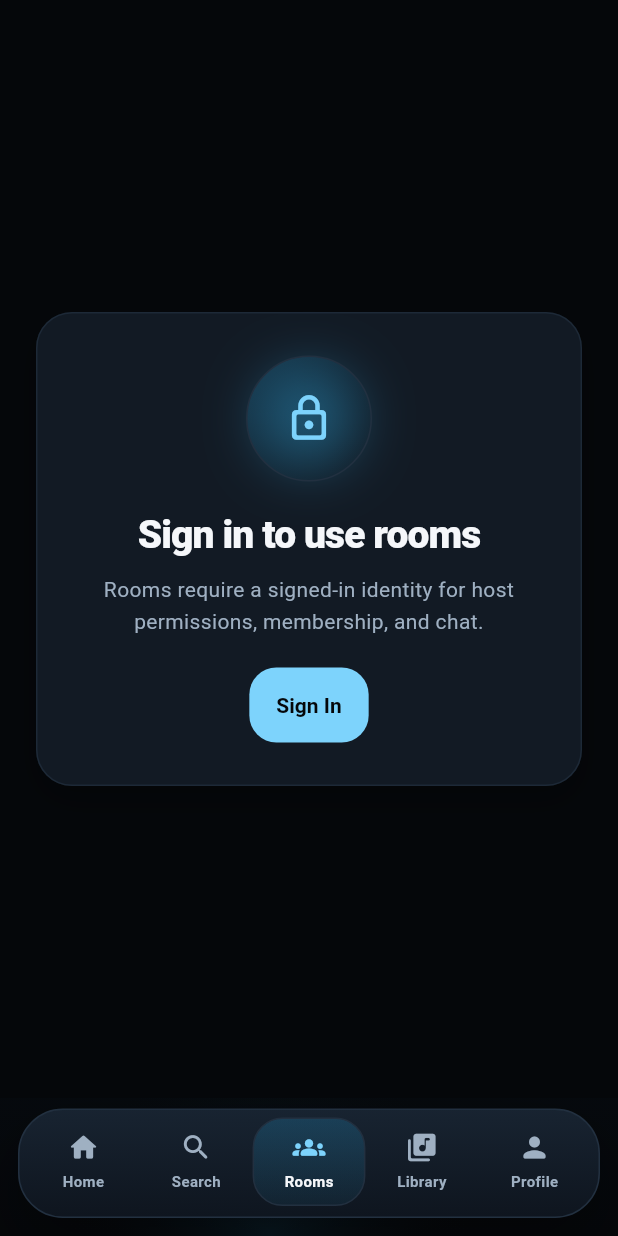
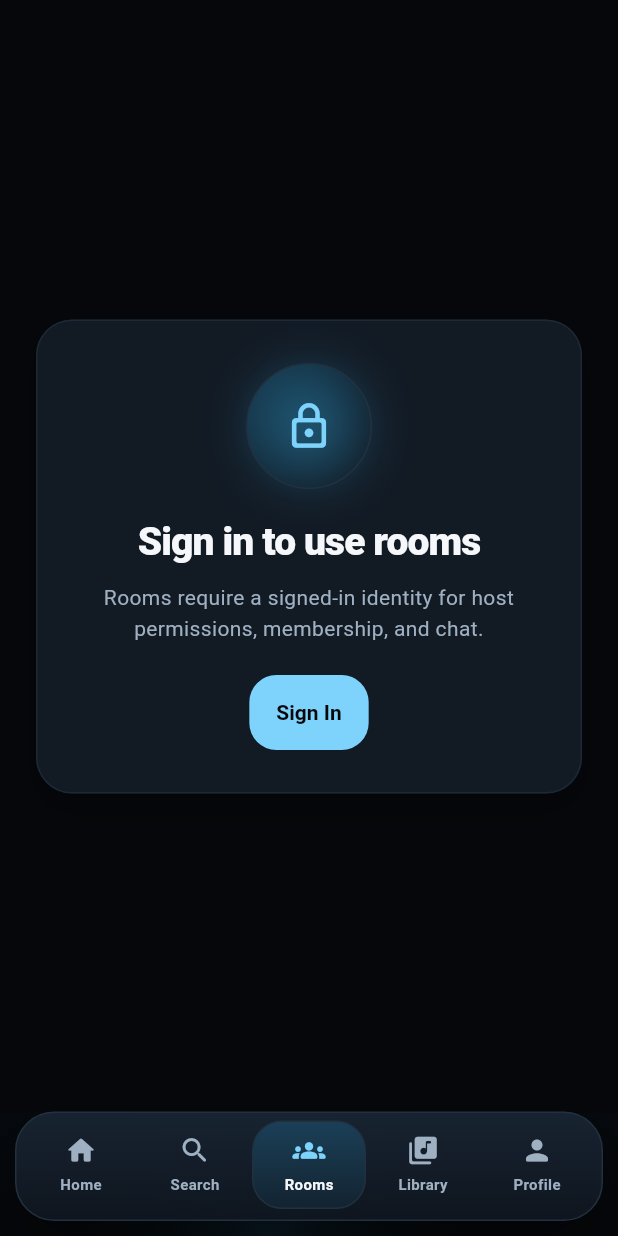
Before and after one commit to SkyBotsDeveloper/AurexWeb, a Flutter app: the screen it shows after launch, item 3 of the bottom bar chosen, on a phone screen of 412 x 824 dp. Run offline on Flutter 3.47's test engine with Material 3 defaults, Android fonts, the phone set to English and light mode, and no system bars; our stand-ins replace audio_service, cached_network_image, dio, flutter_dotenv, flutter_riverpod, go_router and 10 more; missing offline and left inert: just_audio_media_kit; accounts and stored records are empty; network calls fail.

Commit message:
Tighten mobile web library chrome

```diff
--- a/lib/app/router/app_router.dart
+++ b/lib/app/router/app_router.dart
@@ -131,7 +131,9 @@ class _AppShell extends ConsumerWidget {
   Widget build(BuildContext context, WidgetRef ref) {
     final controller = ref.watch(playbackControllerProvider);
     final palette = AppColors.of(context);
-    final width = MediaQuery.sizeOf(context).width;
+    final viewport = MediaQuery.sizeOf(context);
+    final width = viewport.width;
+    final compactBottomChrome = width < 430 || viewport.height < 780;
     final wideLayout = width >= 1120;
 
     return ValueListenableBuilder<PlaybackSnapshot>(
@@ -140,7 +142,9 @@ class _AppShell extends ConsumerWidget {
         final hasMiniPlayer = snapshot.currentTrack != null;
         final reservedBottomSpace = wideLayout
             ? 0.0
-            : (hasMiniPlayer ? 158.0 : 92.0);
+            : (hasMiniPlayer
+                  ? (compactBottomChrome ? 144.0 : 158.0)
+                  : (compactBottomChrome ? 82.0 : 92.0));
 
         if (wideLayout) {
           return Scaffold(
@@ -216,11 +220,18 @@ class _AppShell extends ConsumerWidget {
                 child: SafeArea(
                   top: false,
                   child: Padding(
-                    padding: const EdgeInsets.fromLTRB(12, 0, 12, 12),
+                    padding: EdgeInsets.fromLTRB(
+                      compactBottomChrome ? 10 : 12,
+                      0,
+                      compactBottomChrome ? 10 : 12,
+                      compactBottomChrome ? 10 : 12,
+                    ),
                     child: DecoratedBox(
                       decoration: BoxDecoration(
                         gradient: palette.navGradient,
-                        borderRadius: BorderRadius.circular(30),
+                        borderRadius: BorderRadius.circular(
+                          compactBottomChrome ? 26 : 30,
+                        ),
                         border: Border.all(color: palette.border),
                         boxShadow: [
                           BoxShadow(
```
Also changed, not shown: lib/features/library/presentation/library_screen.dart (+68 -36 lines), lib/features/player/presentation/mini_player.dart (+24 -14 lines).
